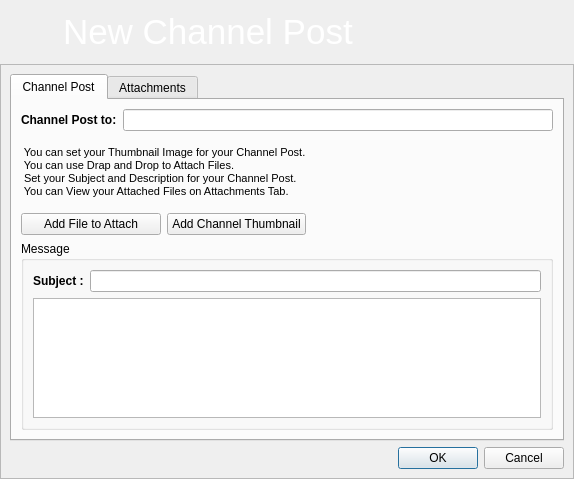
Qt form retroshare-gui/src/gui/channels/CreateChannelMsg.ui (RetroShare/RetroShare) before a commit.
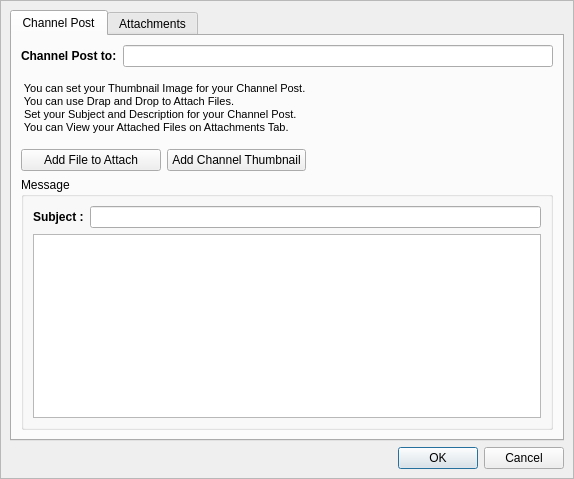
The same form after that commit. Icons and pictures are not drawn. Custom widgets are drawn as their Qt base class.

Commit message: Added new base class HeaderFrame - image and text at top of the windows.

What changed in the file:
```diff
--- a/retroshare-gui/src/gui/channels/CreateChannelMsg.ui
+++ b/retroshare-gui/src/gui/channels/CreateChannelMsg.ui
@@ -28,62 +28,7 @@
     <number>0</number>
    </property>
    <item row="0" column="0">
-    <widget class="QFrame" name="frame">
-     <property name="maximumSize">
-      <size>
-       <width>16777215</width>
-       <height>64</height>
-      </size>
-     </property>
-     <property name="styleSheet">
-      <string notr="true">QFrame#frame{background-image: url(:/images/connect/connectFriendBanner.png);} 
-</string>
-     </property>
-     <property name="frameShape">
-      <enum>QFrame::NoFrame</enum>
-     </property>
-     <property name="frameShadow">
-      <enum>QFrame::Raised</enum>
-     </property>
-     <layout class="QGridLayout" name="gridLayout">
-      <item row="0" column="0">
-       <widget class="QLabel" name="label_6">
-        <property name="minimumSize">
-         <size>
-          <width>48</width>
-          <height>48</height>
-         </size>
-        </property>
-        <property name="maximumSize">
-         <size>
-          <width>48</width>
-          <height>48</height>
-         </size>
-        </property>
-        <property name="text">
-         <string/>
-        </property>
-        <property name="pixmap">
-         <pixmap resource="../images.qrc">:/images/channels.png</pixmap>
-        </property>
-        <property name="scaledContents">
-         <bool>true</bool>
-        </property>
-       </widget>
-      </item>
-      <item row="0" column="1">
-       <widget class="QLabel" name="label_7">
-        <property name="text">
-         <string>&lt;!DOCTYPE HTML PUBLIC &quot;-//W3C//DTD HTML 4.0//EN&quot; &quot;http://www.w3.org/TR/REC-html40/strict.dtd&quot;&gt;
-&lt;html&gt;&lt;head&gt;&lt;meta name=&quot;qrichtext&quot; content=&quot;1&quot; /&gt;&lt;style type=&quot;text/css&quot;&gt;
-p, li { white-space: pre-wrap; }
-&lt;/style&gt;&lt;/head&gt;&lt;body style=&quot; font-family:'MS Shell Dlg 2'; font-size:8.25pt; font-weight:400; font-style:normal;&quot;&gt;
-&lt;p style=&quot; margin-top:0px; margin-bottom:0px; margin-left:0px; margin-right:0px; -qt-block-indent:0; text-indent:0px;&quot;&gt;&lt;span style=&quot; font-size:26pt; color:#ffffff;&quot;&gt;New Channel Post&lt;/span&gt;&lt;/p&gt;&lt;/body&gt;&lt;/html&gt;</string>
-        </property>
-       </widget>
-      </item>
-     </layout>
-    </widget>
+    <widget class="HeaderFrame" name="headerFrame"/>
    </item>
    <item row="1" column="0">
     <widget class="QFrame" name="frame_2">
@@ -419,6 +364,14 @@
    </item>
   </layout>
  </widget>
+ <customwidgets>
+  <customwidget>
+   <class>HeaderFrame</class>
+   <extends>QFrame</extends>
+   <header>gui/common/HeaderFrame.h</header>
+   <container>1</container>
+  </customwidget>
+ </customwidgets>
  <resources>
   <include location="../images.qrc"/>
  </resources>
```
The commit also changes 41 other files.
